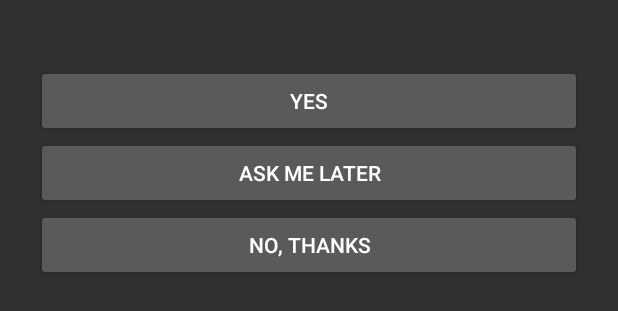
After one commit to minecraft8997/Cheshka, an Android app: the layout layout_recovery_options.xml on its own in the app's theme, with its tools: preview values and no code run, on a phone screen of 412 x 824 dp. The commit adds this screen. Shown: the top 311 px of the screen. Run offline under Robolectric (Android 15) with nearby library versions, the light colour scheme and no system bars; network calls fail.

Commit message:
Fix deserialization

```diff
--- a/app/src/main/java/com/deewend/cheshka/CheshkaActivity.java
+++ b/app/src/main/java/com/deewend/cheshka/CheshkaActivity.java
@@ -46,6 +46,10 @@ public abstract class CheshkaActivity extends AppCompatActivity {
         }
 
         lastTimePressed = System.currentTimeMillis();
+    }
+
+    protected final void onBackPressed0() {
+        super.onBackPressed();
     }
 
     @Override
--- a/app/src/main/java/com/deewend/cheshka/SimpleBitmapDecoder.java
+++ b/app/src/main/java/com/deewend/cheshka/SimpleBitmapDecoder.java
@@ -21,7 +21,7 @@ public class SimpleBitmapDecoder {
             for (int j = 0; j < BYTES_IN_LINE; j++) {
                 int colors = image[i * BYTES_IN_LINE + j];
                 for (int x = 0; x < 8; x++) {
-                    int color = (getBit(colors, x) == 0 ? 0x0000 : 0xFFFFFF);
+                    int color = (getBit(colors, x) == 0 ? 0x000000 : 0xFFFFFF);
                     result.setPixel(j * 8 + x, i, color);
                 }
             }
--- a/app/src/main/java/com/deewend/cheshka/StatisticsActivity.java
+++ b/app/src/main/java/com/deewend/cheshka/StatisticsActivity.java
@@ -80,4 +80,9 @@ public class StatisticsActivity extends CheshkaActivity {
             contents.addView(entry, i);
         }
     }
+
+    @Override
+    public void onBackPressed() {
+        onBackPressed0();
+    }
 }
--- /dev/null
+++ b/app/src/main/res/layout/layout_recovery_options.xml
@@ -0,0 +1,36 @@
+<?xml version="1.0" encoding="utf-8"?>
+<ScrollView xmlns:android="http://schemas.android.com/apk/res/android"
+    android:layout_width="match_parent"
+    android:layout_height="match_parent">
+
+    <LinearLayout
+        android:layout_width="match_parent"
+        android:layout_height="wrap_content"
+        android:orientation="vertical"
+        android:layout_margin="24dp">
+
+        <TextView
+            android:id="@+id/recovery_dialog_text"
+            android:layout_width="match_parent"
+            android:layout_height="wrap_content"
+            android:textColor="@color/white" />
+
+        <Button
+            android:id="@+id/recovery_yes_button"
+            android:layout_width="match_parent"
+            android:layout_height="wrap_content"
+            android:text="@string/yes_text" />
+
+        <Button
+            android:id="@+id/recovery_later_button"
+            android:layout_width="match_parent"
+            android:layout_height="wrap_content"
+            android:text="@string/recovery_later_text" />
+
+        <Button
+            android:id="@+id/recovery_no_button"
+            android:layout_width="match_parent"
+            android:layout_height="wrap_content"
+            android:text="@string/no_text" />
+    </LinearLayout>
+</ScrollView>
--- a/app/src/main/res/values/strings.xml
+++ b/app/src/main/res/values/strings.xml
@@ -121,4 +121,12 @@
     <string name="dice_face_view_description_text">How many times was %d rolled?</string>
     <string name="press_back_to_return_text">Press the \"Back\" button to return to the game</string>
     <string name="view_stats_text">Statistics</string>
+    <string name="game_recovery_dialog_title">Game recovery</string>
+    <string name="game_recovery_dialog_text">Found an unfinished game that was started %s. Would you like to load it?</string>
+    <string name="yes_text">Yes</string>
+    <string name="recovery_later_text">Ask me later</string>
+    <string name="no_text">No, thanks</string>
+    <string name="recovery_error_text">Failed to recover your game, we apologize for the inconvenience</string>
+    <string name="unknown_text">&lt;unknown&gt;</string>
+    <string name="recovery_later_warning_text">Please note that starting a new game will result in losing previous progress</string>
 </resources>
```
Also changed, not shown: app/src/main/java/com/deewend/cheshka/Board.java (+14 -3 lines), app/src/main/java/com/deewend/cheshka/Helper.java (+31 -5 lines), app/src/main/java/com/deewend/cheshka/InGameActivity.java (+12 -0 lines), app/src/main/java/com/deewend/cheshka/LauncherActivity.java (+83 -4 lines), app/src/main/java/com/deewend/cheshka/PacketHandler.java (+2 -7 lines), 1 other file.
